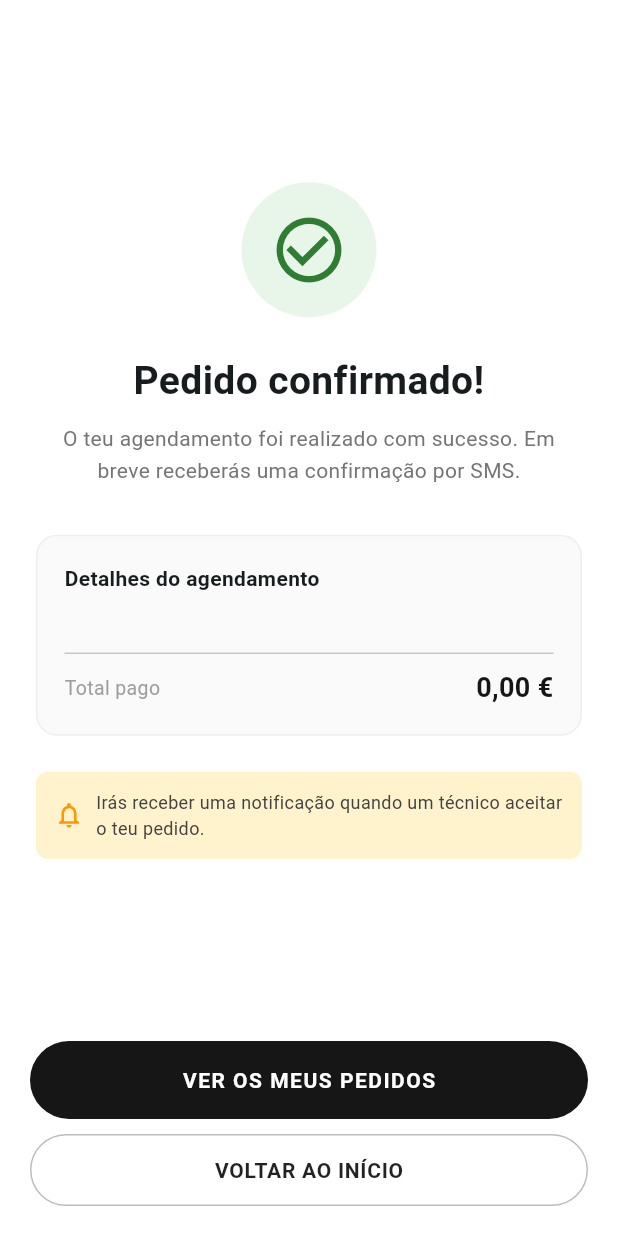
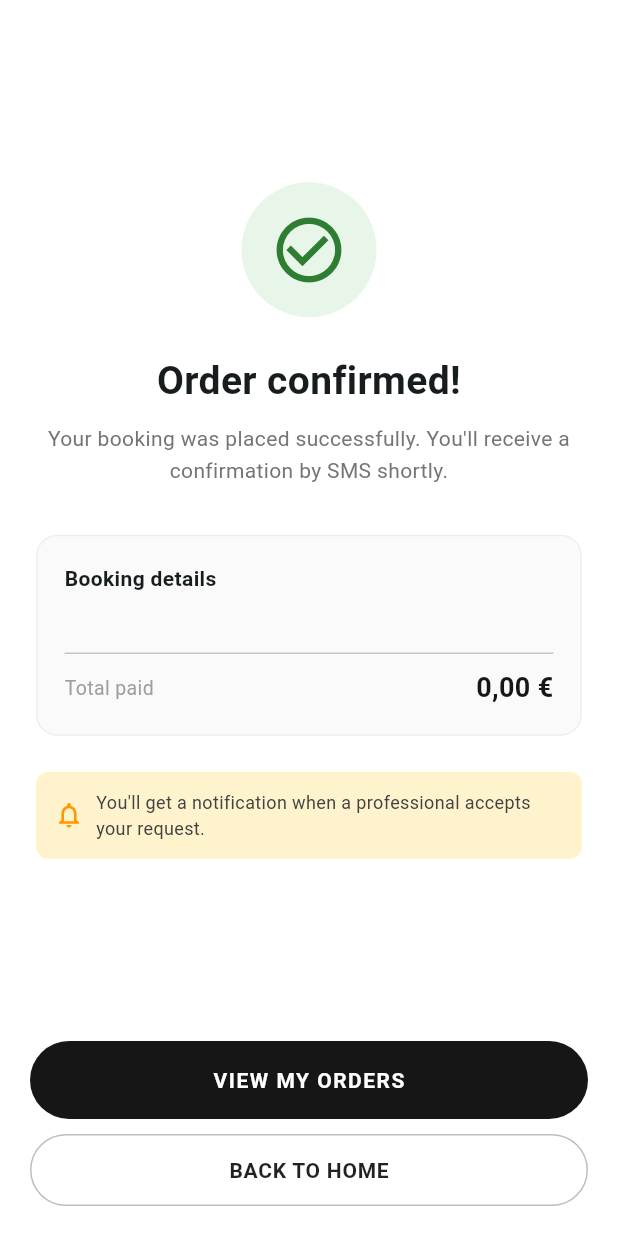
Before and after one commit to Dokitos/resolvaagora, a Flutter app: the ConfirmationPage screen opened by its route, on a phone screen of 412 x 824 dp. Run offline on Flutter 3.47's test engine with Material 3 defaults, Android fonts, the phone set to English and light mode, and no system bars; our stand-ins replace dio, flutter_riverpod, flutter_secure_storage, go_router, image_picker, shared_preferences and 1 more; missing offline and left inert: flutter_stripe; accounts and stored records are empty; generated files the repository leaves out were written again; network calls fail.

Commit message:
FASE 6: traduzir confirmacao do pedido + detalhe de categoria (PT/EN)
- Ecra de sucesso pos-pagamento (titulo, detalhes, total pago, notas,
  botoes) traduzido.
- Detalhe de categoria: "Desde {preco}", SABER MAIS, PEDIR SERVICO.

Co-Authored-By: Claude Opus 4.8 <noreply@anthropic.com>

```diff
--- a/mobile-technician/lib/features/client/booking/confirmation_page.dart
+++ b/mobile-technician/lib/features/client/booking/confirmation_page.dart
@@ -1,4 +1,5 @@
 import 'package:flutter/material.dart';
+import 'package:flutter_gen/gen_l10n/app_localizations.dart';
 import 'package:flutter_riverpod/flutter_riverpod.dart';
 import 'package:go_router/go_router.dart';
 import 'package:intl/intl.dart';
@@ -10,6 +11,7 @@ class ConfirmationPage extends ConsumerWidget {
   @override
   Widget build(BuildContext context, WidgetRef ref) {
     final booking = ref.watch(bookingProvider);
+    final l = AppLocalizations.of(context);
     final fmt = NumberFormat.currency(locale: 'pt_PT', symbol: '€');
     final dateFmt = DateFormat("d 'de' MMMM 'de' yyyy", 'pt_PT');
 
@@ -35,14 +37,14 @@ class ConfirmationPage extends ConsumerWidget {
                       child: const Icon(Icons.check_circle_outline, color: Color(0xFF2E7D32), size: 52),
                     ),
                     const SizedBox(height: 24),
-                    const Text(
-                      'Pedido confirmado!',
-                      style: TextStyle(fontSize: 26, fontWeight: FontWeight.bold),
+                    Text(
+                      l.bookingConfirmedTitle,
+                      style: const TextStyle(fontSize: 26, fontWeight: FontWeight.bold),
                       textAlign: TextAlign.center,
                     ),
                     const SizedBox(height: 10),
                     Text(
-                      'O teu agendamento foi realizado com sucesso. Em breve receberás uma confirmação por SMS.',
+                      l.bookingConfirmedMessage,
                       style: TextStyle(color: Colors.grey[600], fontSize: 14, height: 1.5),
                       textAlign: TextAlign.center,
                     ),
@@ -60,9 +62,9 @@ class ConfirmationPage extends ConsumerWidget {
                       child: Column(
                         crossAxisAlignment: CrossAxisAlignment.start,
                         children: [
-                          const Text(
-                            'Detalhes do agendamento',
-                            style: TextStyle(fontWeight: FontWeight.bold, fontSize: 14),
+                          Text(
+                            l.bookingDetails,
+                            style: const TextStyle(fontWeight: FontWeight.bold, fontSize: 14),
                           ),
                           const SizedBox(height: 14),
                           if (booking.category != null)
@@ -88,7 +90,7 @@ class ConfirmationPage extends ConsumerWidget {
                           const Divider(height: 20),
                           Row(
                             children: [
-                              const Text('Total pago', style: TextStyle(color: Colors.grey, fontSize: 13)),
+                              Text(l.totalPaid, style: const TextStyle(color: Colors.grey, fontSize: 13)),
                               const Spacer(),
                               Text(
                                 fmt.format(booking.total),
@@ -114,7 +116,7 @@ class ConfirmationPage extends ConsumerWidget {
                           const SizedBox(width: 8),
                           Expanded(
                             child: Text(
-                              'Irás receber uma notificação quando um técnico aceitar o teu pedido.',
+                              l.technicianAcceptNote,
                               style: TextStyle(fontSize: 12, color: Colors.grey[800]),
                             ),
                           ),
@@ -145,9 +147,9 @@ class ConfirmationPage extends ConsumerWidget {
                         shape: RoundedRectangleBorder(borderRadius: BorderRadius.circular(30)),
                         elevation: 0,
                       ),
-                      child: const Text(
-                        'VER OS MEUS PEDIDOS',
-                        style: TextStyle(fontWeight: FontWeight.bold, fontSize: 14, letterSpacing: 1),
+                      child: Text(
+                        l.viewMyOrdersButton,
+                        style: const TextStyle(fontWeight: FontWeight.bold, fontSize: 14, letterSpacing: 1),
                       ),
                     ),
                   ),
@@ -165,9 +167,9 @@ class ConfirmationPage extends ConsumerWidget {
                         side: const BorderSide(color: Colors.black26),
                         shape: RoundedRectangleBorder(borderRadius: BorderRadius.circular(30)),
                       ),
-                      child: const Text(
-                        'VOLTAR AO INÍCIO',
-                        style: TextStyle(fontWeight: FontWeight.w600, fontSize: 14, letterSpacing: 0.5),
+                      child: Text(
+                        l.backToHomeButton,
+                        style: const TextStyle(fontWeight: FontWeight.w600, fontSize: 14, letterSpacing: 0.5),
                       ),
                     ),
                   ),
--- a/mobile-technician/lib/l10n/app_en.arb
+++ b/mobile-technician/lib/l10n/app_en.arb
@@ -70,6 +70,18 @@
   "paymentFailed": "Couldn't complete the payment. Please try again.",
   "paymentUnavailable": "Payment unavailable at the moment.",
 
+  "bookingConfirmedTitle": "Order confirmed!",
+  "bookingConfirmedMessage": "Your booking was placed successfully. You'll receive a confirmation by SMS shortly.",
+  "bookingDetails": "Booking details",
+  "totalPaid": "Total paid",
+  "technicianAcceptNote": "You'll get a notification when a professional accepts your request.",
+  "viewMyOrdersButton": "VIEW MY ORDERS",
+  "backToHomeButton": "BACK TO HOME",
+
+  "priceFrom": "From {price}",
+  "learnMore": "LEARN MORE",
+  "requestService": "REQUEST SERVICE",
+
   "loginWelcomeBack": "Welcome back. Sign in to continue.",
   "fieldEmail": "Email",
   "fieldPassword": "Password",
```
Also changed, not shown: mobile-technician/lib/features/client/booking/category_detail_page.dart (+5 -3 lines), mobile-technician/lib/l10n/app_pt.arb (+13 -0 lines).
